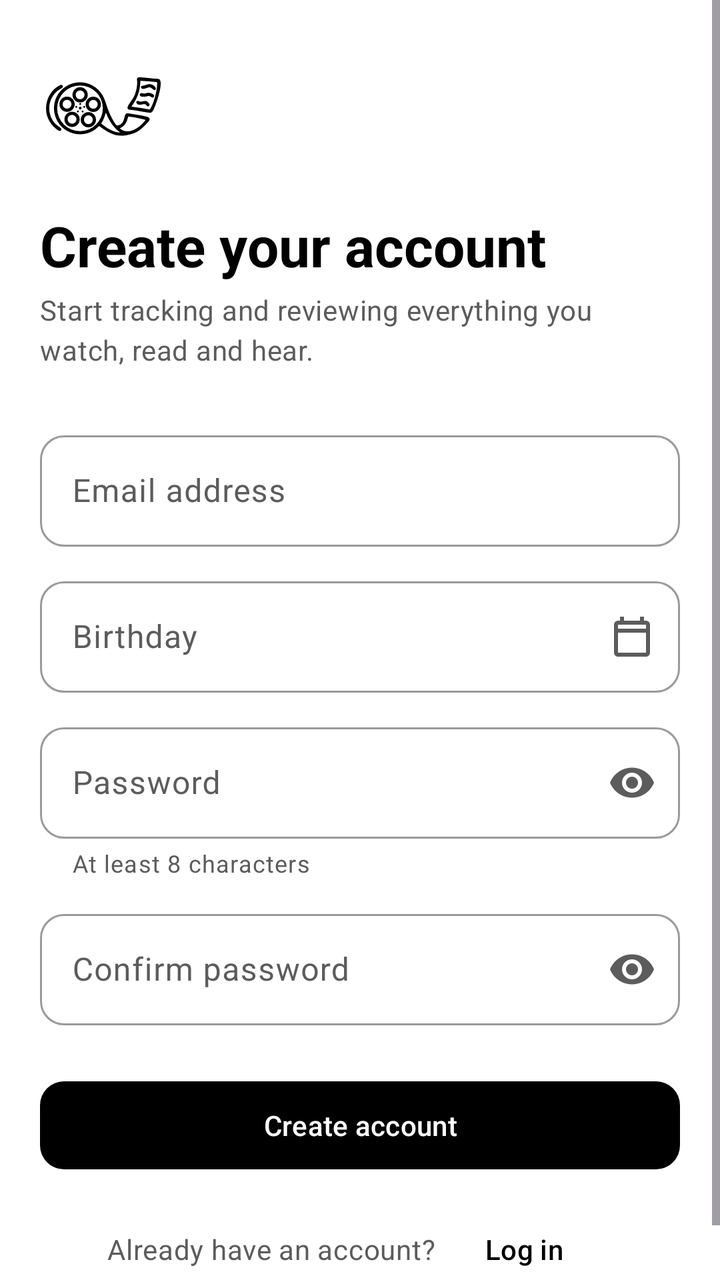
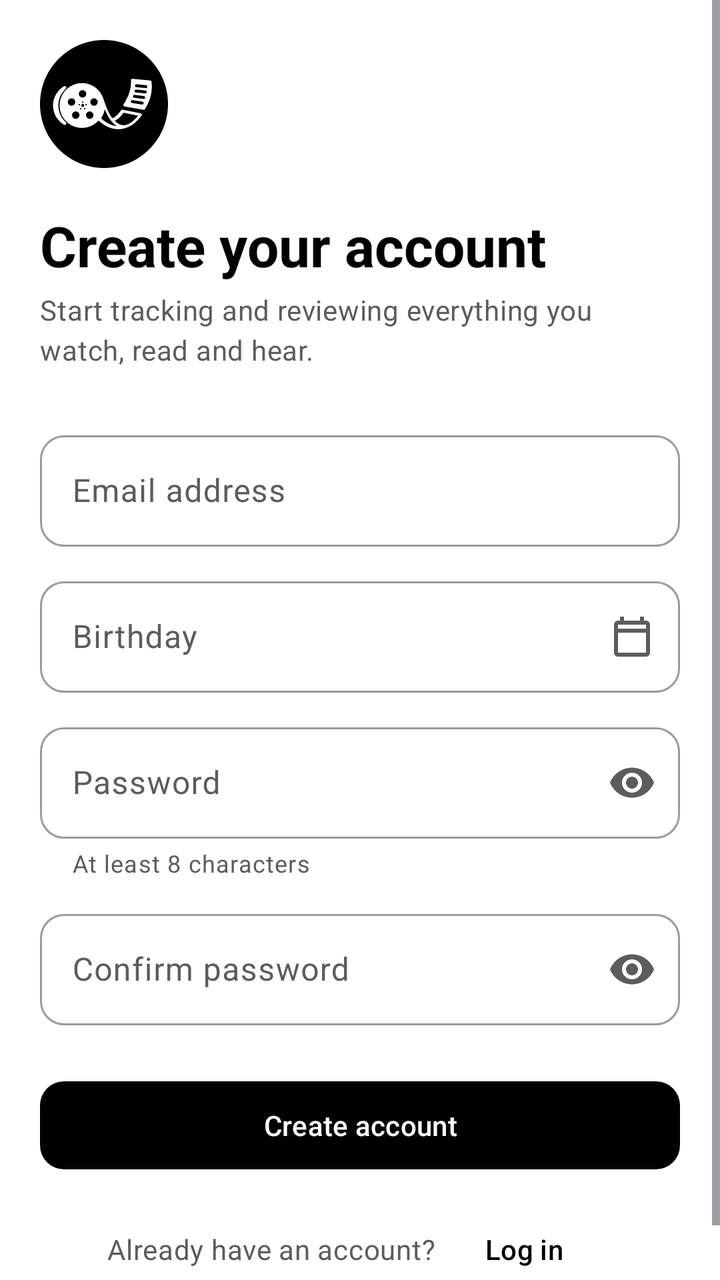

The first picture is an Android layout as it rendered before a commit; the second is the same layout after the commit. The layout source and the unified diff follow.
<!-- AndroidManifest.xml: application theme Theme.Adapted -->
<!-- res/layout/activity_register.xml -->
<?xml version="1.0" encoding="utf-8"?>
<FrameLayout xmlns:android="http://schemas.android.com/apk/res/android"
    xmlns:app="http://schemas.android.com/apk/res-auto"
    xmlns:tools="http://schemas.android.com/tools"
    android:id="@+id/register_root"
    android:layout_width="match_parent"
    android:layout_height="match_parent"
    android:background="?android:attr/colorBackground"
    tools:context=".activities.RegisterActivity">

    <ScrollView
        android:layout_width="match_parent"
        android:layout_height="match_parent"
        android:fillViewport="true">

        <LinearLayout
            android:layout_width="match_parent"
            android:layout_height="wrap_content"
            android:gravity="center_vertical"
            android:orientation="vertical"
            android:padding="@dimen/screen_padding">

            <ImageView
                android:layout_width="64dp"
                android:layout_height="64dp"
                android:contentDescription="@string/logo_description"
                android:src="@drawable/ic_adapted_logo_dark" />

            <TextView
                style="@style/TextAppearance.Adapted.Display"
                android:layout_width="wrap_content"
                android:layout_height="wrap_content"
                android:layout_marginTop="20dp"
                android:text="@string/register_title" />

            <TextView
                style="@style/TextAppearance.Adapted.Body"
                android:layout_width="wrap_content"
                android:layout_height="wrap_content"
                android:layout_marginTop="4dp"
                android:text="@string/register_subtitle" />

            <com.google.android.material.textfield.TextInputLayout
                android:id="@+id/register_email_layout"
                style="@style/Widget.Adapted.TextInput"
                android:layout_width="match_parent"
                android:layout_height="wrap_content"
                android:layout_marginTop="28dp"
                android:hint="@string/field_email">

                <com.google.android.material.textfield.TextInputEditText
                    android:id="@+id/register_email_input"
                    android:layout_width="match_parent"
                    android:layout_height="wrap_content"
                    android:imeOptions="actionNext"
                    android:inputType="textEmailAddress" />
            </com.google.android.material.textfield.TextInputLayout>

            
            <com.google.android.material.textfield.TextInputLayout
                android:id="@+id/register_birthday_layout"
                style="@style/Widget.Adapted.TextInput"
                android:layout_width="match_parent"
                android:layout_height="wrap_content"
                android:layout_marginTop="12dp"
                android:hint="@string/field_birthday"
                app:endIconContentDescription="@string/icon_select_birthday"
                app:endIconDrawable="@drawable/ic_calendar"
                app:endIconMode="custom">

                <com.google.android.material.textfield.TextInputEditText
                    android:id="@+id/register_birthday_input"
                    android:layout_width="match_parent"
                    android:layout_height="wrap_content"
                    android:clickable="true"
                    android:cursorVisible="false"
                    android:focusable="false"
                    android:inputType="none" />
            </com.google.android.material.textfield.TextInputLayout>

            <com.google.android.material.textfield.TextInputLayout
                android:id="@+id/register_password_layout"
                style="@style/Widget.Adapted.TextInput"
                android:layout_width="match_parent"
                android:layout_height="wrap_content"
                android:layout_marginTop="12dp"
                android:hint="@string/field_password"
                app:endIconMode="password_toggle"
                app:helperText="@string/field_password_helper">

                <com.google.android.material.textfield.TextInputEditText
                    android:id="@+id/register_password_input"
                    android:layout_width="match_parent"
                    android:layout_height="wrap_content"
                    android:imeOptions="actionNext"
                    android:inputType="textPassword" />
            </com.google.android.material.textfield.TextInputLayout>

            <com.google.android.material.textfield.TextInputLayout
                android:id="@+id/register_confirm_password_layout"
                style="@style/Widget.Adapted.TextInput"
                android:layout_width="match_parent"
                android:layout_height="wrap_content"
                android:layout_marginTop="12dp"
                android:hint="@string/field_confirm_password"
                app:endIconMode="password_toggle">

                <com.google.android.material.textfield.TextInputEditText
                    android:id="@+id/register_confirm_password_input"
                    android:layout_width="match_parent"
                    android:layout_height="wrap_content"
                    android:imeOptions="actionDone"
                    android:inputType="textPassword" />
            </com.google.android.material.textfield.TextInputLayout>

            <com.google.android.material.button.MaterialButton
                android:id="@+id/register_button"
                style="@style/Widget.Adapted.Button"
                android:layout_width="match_parent"
                android:layout_height="wrap_content"
                android:layout_marginTop="24dp"
                android:text="@string/register_button" />

            <LinearLayout
                android:layout_width="match_parent"
                android:layout_height="wrap_content"
                android:layout_marginTop="12dp"
                android:gravity="center_vertical|center_horizontal"
                android:orientation="horizontal">

                <TextView
                    style="@style/TextAppearance.Adapted.Body"
                    android:layout_width="wrap_content"
                    android:layout_height="wrap_content"
                    android:text="@string/register_have_account" />

                <com.google.android.material.button.MaterialButton
                    android:id="@+id/register_login_button"
                    style="@style/Widget.Material3.Button.TextButton"
                    android:layout_width="wrap_content"
                    android:layout_height="wrap_content"
                    android:text="@string/register_back_to_login" />
            </LinearLayout>
        </LinearLayout>
    </ScrollView>
</FrameLayout>
<!-- resources referenced by this layout -->
<resources>
  <dimen name="screen_padding">20dp</dimen>
  <!-- drawable ic_adapted_logo_dark: vector/xml drawable (drawable, 3386 chars, omitted) -->
  <!-- drawable ic_calendar (drawable) -->
  <?xml version="1.0" encoding="utf-8"?>
  <vector xmlns:android="http://schemas.android.com/apk/res/android"
      android:width="24dp"
      android:height="24dp"
      android:viewportWidth="24"
      android:viewportHeight="24"
      android:tint="?attr/colorOnSurface">
      <path
          android:fillColor="@android:color/white"
          android:pathData="M19,4h-1V2h-2v2H8V2H6v2H5C3.89,4 3.01,4.9 3.01,6L3,20c0,1.1 0.89,2 2,2h14c1.1,0 2,-0.9 2,-2V6C21,4.9 20.1,4 19,4zM19,20H5V10h14V20zM19,8H5V6h14V8z" />
  </vector>
  <string name="field_birthday">Birthday</string>
  <string name="field_confirm_password">Confirm password</string>
  <string name="field_email">Email address</string>
  <string name="field_password">Password</string>
  <string name="field_password_helper">At least 8 characters</string>
  <string name="icon_select_birthday">Select birthday</string>
  <string name="logo_description">Adapted logo</string>
  <string name="register_back_to_login">Log in</string>
  <string name="register_button">Create account</string>
  <string name="register_have_account">Already have an account?</string>
  <string name="register_subtitle">Start tracking and reviewing everything you watch, read and hear.</string>
  <string name="register_title">Create your account</string>
  <style name="TextAppearance.Adapted.Body" parent="TextAppearance.Material3.BodyMedium">
          <item name="android:textColor">?attr/colorOnSurfaceVariant</item>
      </style>
  <style name="TextAppearance.Adapted.Display" parent="TextAppearance.Material3.HeadlineMedium">
          <item name="android:textStyle">bold</item>
          <item name="android:textColor">?attr/colorOnSurface</item>
      </style>
  <style name="Widget.Adapted.Button" parent="Widget.Material3.Button">
          <item name="android:minHeight">52dp</item>
          <item name="cornerRadius">12dp</item>
      </style>
  <style name="Widget.Adapted.TextInput" parent="Widget.Material3.TextInputLayout.OutlinedBox">
          <item name="boxCornerRadiusTopStart">12dp</item>
          <item name="boxCornerRadiusTopEnd">12dp</item>
          <item name="boxCornerRadiusBottomStart">12dp</item>
          <item name="boxCornerRadiusBottomEnd">12dp</item>
      </style>
  <style name="Theme.Adapted" parent="Base.Theme.Adapted" />
  <color name="black">#FF000000</color>
  <color name="white">#FFFFFFFF</color>
  <color name="gray_light">#FFF3F3F3</color>
  <color name="gray_dark">#FF5C5C5C</color>
  <color name="gray_outline">#FF9A9A9A</color>
  <color name="gray_border">#FFDCDCDC</color>
  <!-- unchanged entries left out for length: 1 -->
</resources>

<!-- the commit's change to res/layout/activity_register.xml (unified diff, before → after) -->
@@ -24,7 +24,7 @@
                 android:layout_width="64dp"
                 android:layout_height="64dp"
                 android:contentDescription="@string/logo_description"
-                android:src="@drawable/ic_adapted_logo_dark" />
+                android:src="@drawable/ic_adapted_logo_light_theme" />
 
             <TextView
                 style="@style/TextAppearance.Adapted.Display"
<!-- resource entries referenced after the edit -->
@@ -1,7 +1,7 @@
 <!-- resources referenced by this layout -->
 <resources>
   <dimen name="screen_padding">20dp</dimen>
-  <!-- drawable ic_adapted_logo_dark: vector/xml drawable (drawable, 3386 chars, omitted) -->
+  <!-- drawable ic_adapted_logo_light_theme: vector/xml drawable (drawable, 4967 chars, omitted) -->
   <!-- drawable ic_calendar (drawable) -->
   <?xml version="1.0" encoding="utf-8"?>
   <vector xmlns:android="http://schemas.android.com/apk/res/android"
